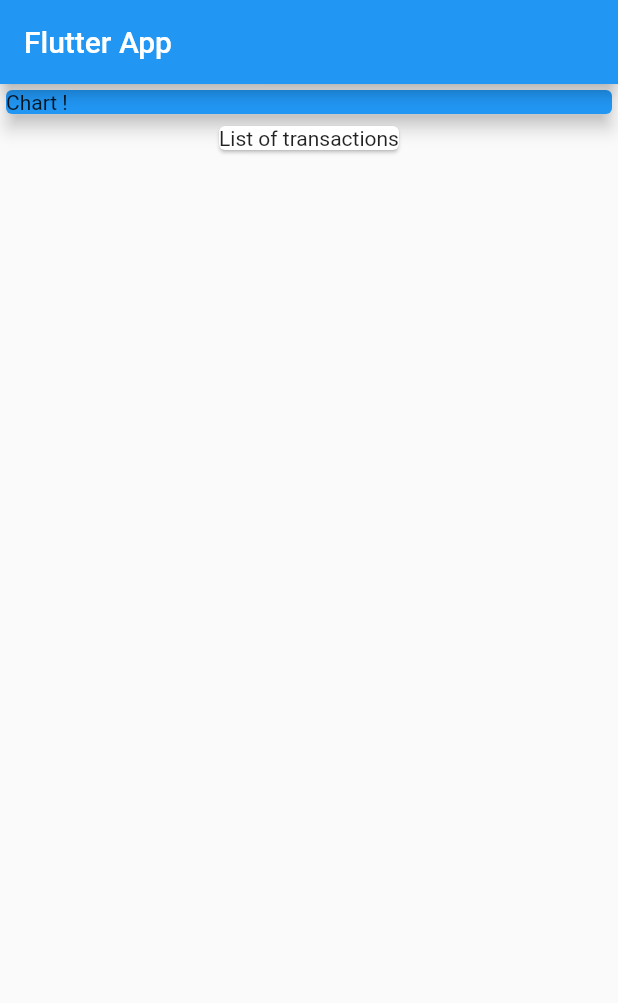
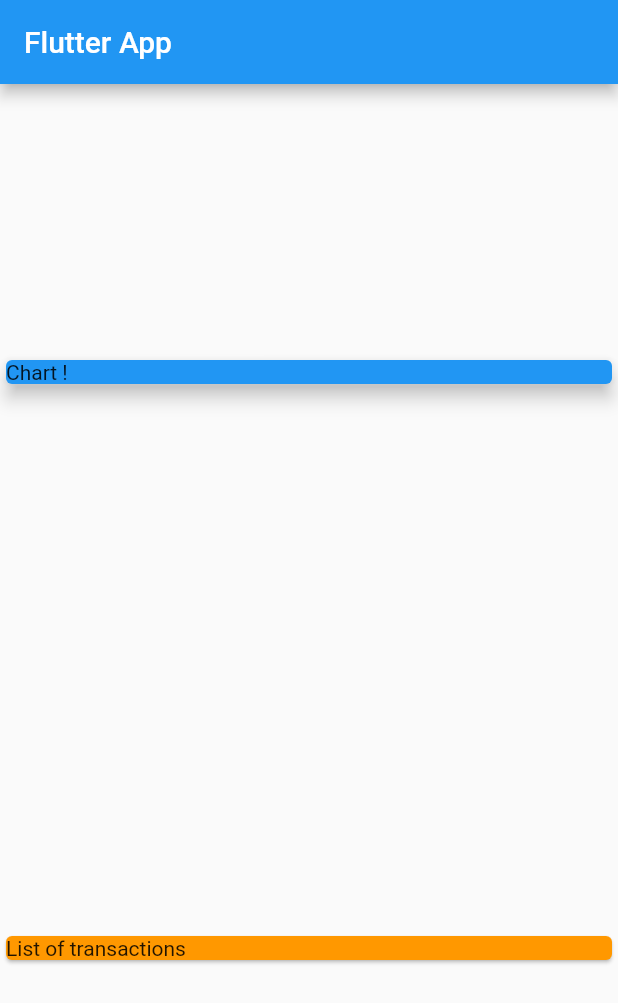
Before and after one commit to bhavikvashi1804/Expense-manager, a Flutter app: the screen it shows after launch, on a phone screen of 412 x 824 dp. Shown: the top 1003 px of the screen. Run offline on Flutter 3.47's test engine with Material 2 defaults, Android fonts, the phone set to English and light mode, and no system bars.

Commit message:
mainAxisAlignment and crossAxisAlignment

```diff
--- a/lib/main.dart
+++ b/lib/main.dart
@@ -20,6 +20,8 @@ class MyHomePage extends StatelessWidget {
         title: Text('Flutter App'),
       ),
       body: Column(
+        mainAxisAlignment: MainAxisAlignment.spaceAround,
+        crossAxisAlignment: CrossAxisAlignment.stretch,
         children: <Widget>[
           Card(
             child: Container(
@@ -31,6 +33,7 @@ class MyHomePage extends StatelessWidget {
 
           ),
           Card(
+            color: Colors.orange,
             child: Text('List of transactions'),
           ),
 
```
